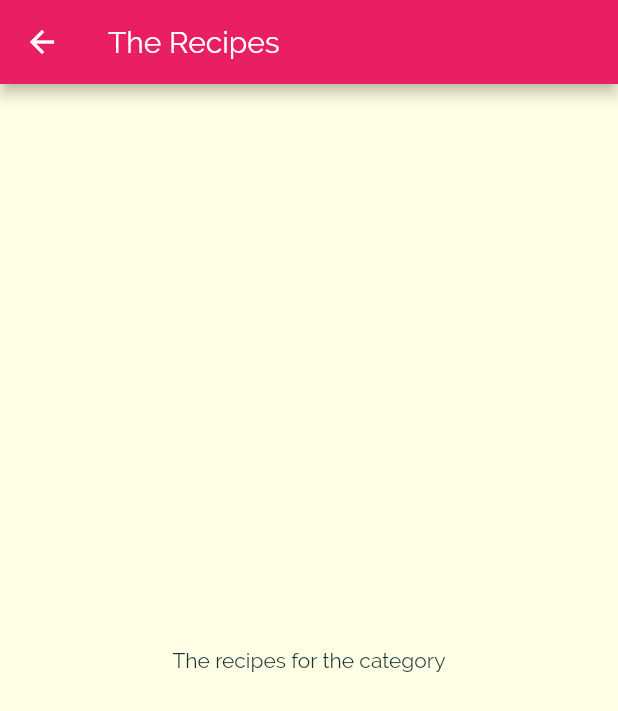
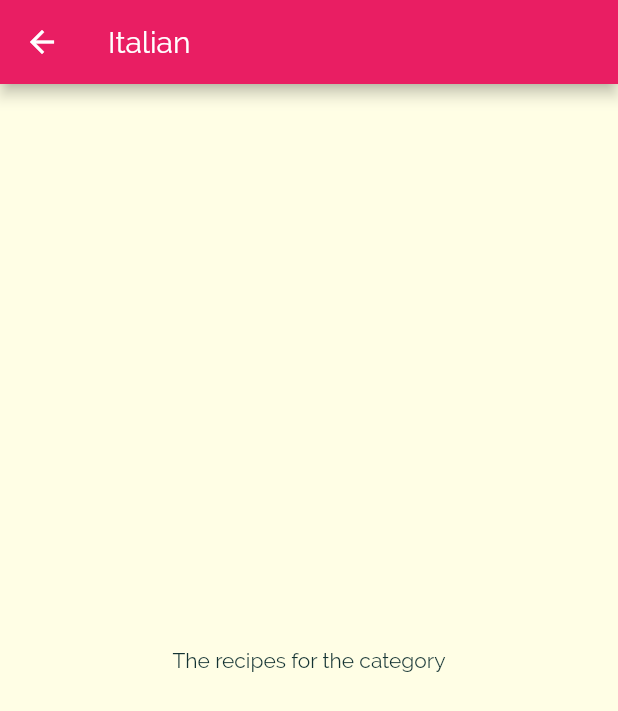
Before and after one commit to bhavikvashi1804/foodzy, a Flutter app: the screen it shows after launch, after a tap on "Italian", on a phone screen of 412 x 824 dp. Shown: the top 711 px of the screen. Run offline on Flutter 3.47's test engine with Material 2 defaults, Android fonts, the phone set to English and light mode, and no system bars.

Commit message:
pass the data via constructor

```diff
--- a/lib/screen/categories.dart
+++ b/lib/screen/categories.dart
@@ -21,7 +21,7 @@ class CategoriesPage extends StatelessWidget {
         ),
 
         children: DUMMY_CATEGORIES.map((catData) =>
-          CategoryItem(catData.title, catData.color),
+          CategoryItem(catData.id,catData.title, catData.color),
         ).toList(),
 
       )
--- a/lib/screen/category_meals.dart
+++ b/lib/screen/category_meals.dart
@@ -1,11 +1,18 @@
 import 'package:flutter/material.dart';
 
 class CategoryMealsPage extends StatelessWidget {
+
+
+  final String categoryID,categoryTitle;
+  final Color color;
+
+  CategoryMealsPage(this.categoryID,this.categoryTitle,this.color);
+
   @override
   Widget build(BuildContext context) {
     return Scaffold(
       appBar: AppBar(
-        title: Text('The Recipes'),
+        title: Text(categoryTitle),
       ),
       body: Center(
         child:Text("The recipes for the category"),
--- a/lib/widget/category_item.dart
+++ b/lib/widget/category_item.dart
@@ -4,16 +4,19 @@ import '../screen/category_meals.dart';
 
 class CategoryItem extends StatelessWidget {
 
-  final String title;
+  final String title,ID;
   final Color color;
 
-  CategoryItem(this.title,this.color);
+
+  CategoryItem(this.ID,this.title,this.color);
 
   void selectCategory(BuildContext ctx){
     Navigator.of(ctx).push(
       MaterialPageRoute(
         builder:(_){
-          return CategoryMealsPage();
+          return CategoryMealsPage(
+            ID,title,color
+          );
         }
       )
     );
```
